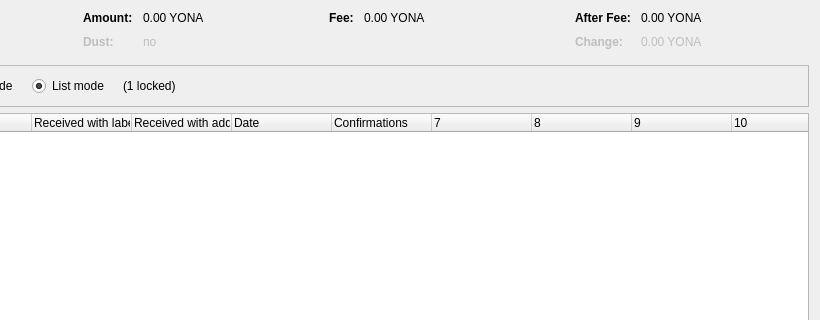
Qt form src/qt/forms/coincontroldialog.ui (PaladeumBlockchain/Paladeum) before a commit; both pictures show x 180 to 1000 and y 0 to 320 of the 1000 by 500 pixel window.
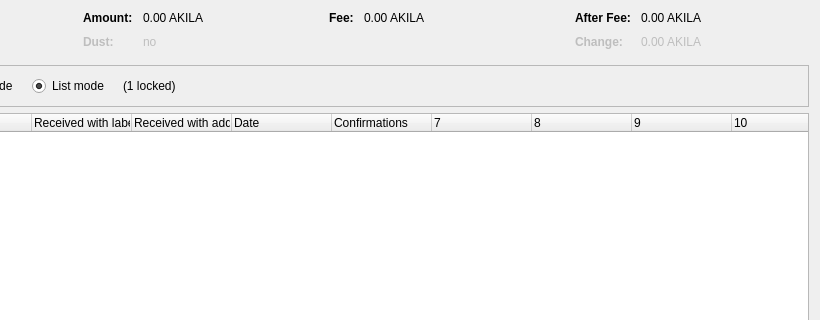
The same form after that commit. Custom widgets are drawn as their Qt base class.

Commit message: Rename Yona -> Akila

```diff
--- a/src/qt/forms/coincontroldialog.ui
+++ b/src/qt/forms/coincontroldialog.ui
@@ -132,7 +132,7 @@
           <enum>Qt::ActionsContextMenu</enum>
          </property>
          <property name="text">
-          <string notr="true">0.00 YONA</string>
+          <string notr="true">0.00 AKILA</string>
          </property>
          <property name="textInteractionFlags">
           <set>Qt::LinksAccessibleByMouse|Qt::TextSelectableByKeyboard|Qt::TextSelectableByMouse</set>
@@ -212,7 +212,7 @@
           <enum>Qt::ActionsContextMenu</enum>
          </property>
          <property name="text">
-          <string notr="true">0.00 YONA</string>
+          <string notr="true">0.00 AKILA</string>
          </property>
          <property name="textInteractionFlags">
           <set>Qt::LinksAccessibleByMouse|Qt::TextSelectableByKeyboard|Qt::TextSelectableByMouse</set>
@@ -257,7 +257,7 @@
           <enum>Qt::ActionsContextMenu</enum>
          </property>
          <property name="text">
-          <string notr="true">0.00 YONA</string>
+          <string notr="true">0.00 AKILA</string>
          </property>
          <property name="textInteractionFlags">
           <set>Qt::LinksAccessibleByMouse|Qt::TextSelectableByKeyboard|Qt::TextSelectableByMouse</set>
@@ -292,7 +292,7 @@
           <enum>Qt::ActionsContextMenu</enum>
          </property>
          <property name="text">
-          <string notr="true">0.00 YONA</string>
+          <string notr="true">0.00 AKILA</string>
          </property>
          <property name="textInteractionFlags">
           <set>Qt::LinksAccessibleByMouse|Qt::TextSelectableByKeyboard|Qt::TextSelectableByMouse</set>
```
The commit also changes 1092 other files.
